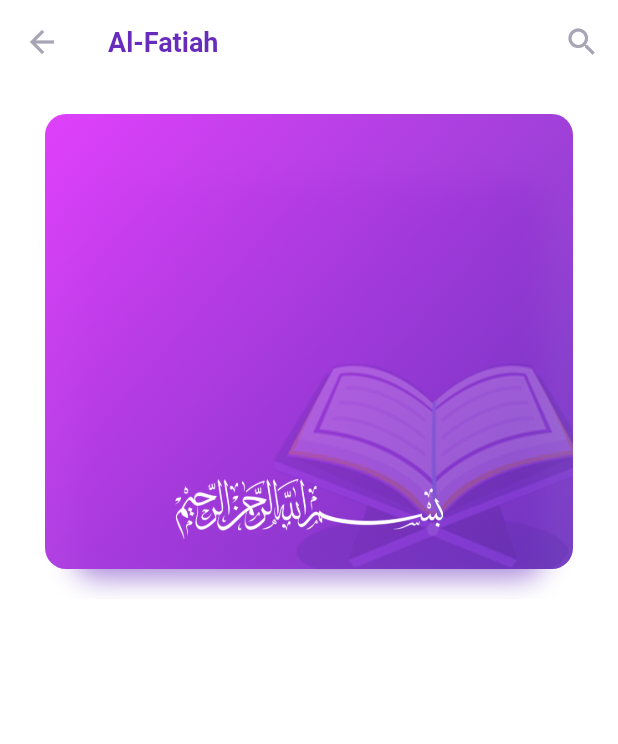
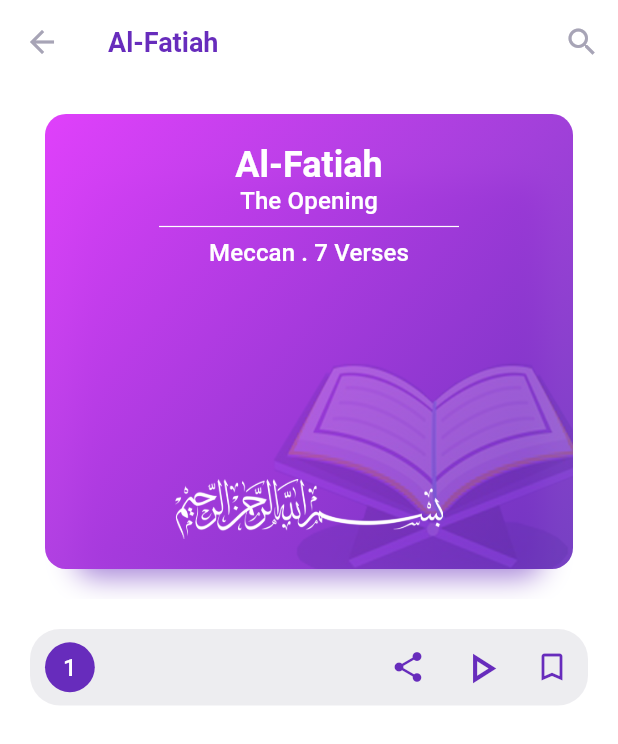
Before and after one commit to nahdian-dev/Simple-Quran-Apps, a Flutter app: the DetailSurah screen opened by its route, on a phone screen of 412 x 824 dp. Shown: the top 744 px of the screen. Run offline on Flutter 3.47's test engine with Material 2 defaults, Android fonts, the phone set to English and light mode, and no system bars; our stand-ins replace data_connection_checker, get, google_fonts; Roboto replaces fonts that are missing (Varela).

Commit message:
on progress 2 detail surah header

```diff
--- a/lib/main.dart
+++ b/lib/main.dart
@@ -36,6 +36,10 @@ class MyApp extends StatelessWidget {
         scaffoldBackgroundColor: whiteColor,
         fontFamily: GoogleFonts.varela().fontFamily,
         textTheme: TextTheme(
+          headline5: TextStyle(
+            color: whiteColor,
+            fontWeight: FontWeight.bold,
+          ),
           bodyText1: TextStyle(
             color: primaryColor,
             fontSize: 18,
--- /dev/null
+++ b/lib/views/detail_surah/component/content_detail_surah.dart
@@ -0,0 +1,51 @@
+import 'package:flutter/material.dart';
+import 'package:simple_quran_apps/configuration/typography.dart';
+
+class ContentDetailSurah extends StatelessWidget {
+  @override
+  Widget build(BuildContext context) {
+    return Stack(
+      children: [
+        Container(
+          width: double.infinity,
+          margin: EdgeInsets.all(20),
+          decoration: BoxDecoration(
+            color: secondaryColor.withOpacity(0.2),
+            borderRadius: BorderRadius.circular(20),
+          ),
+          child: Row(
+            mainAxisAlignment: MainAxisAlignment.spaceBetween,
+            children: [
+              Container(
+                margin: EdgeInsets.fromLTRB(10, 4, 0, 4),
+                padding: EdgeInsets.all(12),
+                decoration: BoxDecoration(
+                  color: primaryColor,
+                  shape: BoxShape.circle,
+                ),
+                child: Center(
+                  child:
+                      Text("1", style: Theme.of(context).textTheme.subtitle2),
+                ),
+              ),
+              Row(
+                children: [
+                  IconButton(
+                      icon: Icon(Icons.share, color: primaryColor),
+                      onPressed: () {}),
+                  IconButton(
+                      icon: Icon(Icons.play_arrow_outlined,
+                          color: primaryColor, size: 34),
+                      onPressed: () {}),
+                  IconButton(
+                      icon: Icon(Icons.bookmark_border, color: primaryColor),
+                      onPressed: () {}),
+                ],
+              ),
+            ],
+          ),
+        ),
+      ],
+    );
+  }
+}
--- /dev/null
+++ b/lib/views/detail_surah/component/header_detail_surah.dart
@@ -0,0 +1,104 @@
+import 'package:flutter/material.dart';
+import 'package:simple_quran_apps/configuration/typography.dart';
+
+class HeaderDetailSurah extends StatelessWidget {
+  @override
+  Widget build(BuildContext context) {
+    return Container(
+      width: double.infinity,
+      margin: EdgeInsets.symmetric(vertical: 20, horizontal: 30),
+      decoration: BoxDecoration(
+        borderRadius: BorderRadius.circular(14),
+        boxShadow: [
+          BoxShadow(
+            color: primaryColor.withOpacity(0.6),
+            blurRadius: 16,
+            offset: Offset(0, 25),
+            spreadRadius: -20,
+          ),
+        ],
+        gradient: LinearGradient(
+          begin: Alignment.topLeft,
+          end: Alignment.bottomRight,
+          colors: [Colors.purpleAccent, primaryColor.withOpacity(0.9)],
+        ),
+      ),
+      child: ClipRRect(
+        borderRadius: BorderRadius.circular(14),
+        child: Stack(
+          children: [
+            //Images
+            Positioned(
+              right: -60,
+              bottom: -50,
+              child: Opacity(
+                opacity: 0.2,
+                child: Image.asset(
+                  'assets/images/quran_icon.png',
+                  height: 240,
+                ),
+              ),
+            ),
+
+            //Content
+            Container(
+              margin: EdgeInsets.only(top: 20),
+              child: ListView(
+                children: [
+                  Positioned.fill(
+                    child: Align(
+                      alignment: Alignment.center,
+                      child: Text("Al-Fatiah",
+                          style: Theme.of(context).textTheme.headline5),
+                    ),
+                  ),
+                  Positioned.fill(
+                    child: Align(
+                      alignment: Alignment.center,
+                      child: Text("The Opening",
+                          style: Theme.of(context).textTheme.subtitle2),
+                    ),
+                  ),
+                  Positioned.fill(
+                    child: Align(
+                      alignment: Alignment.center,
+                      child: SizedBox(
+                        width: 200,
+                        child: Divider(
+                          color: whiteColor,
+                          thickness: 0.8,
+                        ),
+                      ),
+                    ),
+                  ),
+                  Positioned.fill(
+                    child: Align(
+                      alignment: Alignment.center,
+                      child: Text("Meccan . 7 Verses",
+                          style: Theme.of(context).textTheme.subtitle2),
+                    ),
+                  ),
+                ],
+              ),
+            ),
+
+            //Bismillah icon
+            Positioned.fill(
+              child: Align(
+                alignment: Alignment.bottomCenter,
+                child: Container(
+                  margin: EdgeInsets.symmetric(vertical: 20),
+                  child: Image.asset(
+                    'assets/images/bismillah.png',
+                    height: 40,
+                    color: whiteColor,
+                  ),
+                ),
+              ),
+            ),
+          ],
+        ),
+      ),
+    );
+  }
+}
--- a/lib/views/detail_surah/detail_surah.dart
+++ b/lib/views/detail_surah/detail_surah.dart
@@ -1,5 +1,7 @@
 import 'package:flutter/material.dart';
-import 'package:simple_quran_apps/configuration/typography.dart';
+
+import 'component/content_detail_surah.dart';
+import 'component/header_detail_surah.dart';
 
 class DetailSurah extends StatelessWidget {
   @override
@@ -20,70 +22,13 @@ class DetailSurah extends StatelessWidget {
               background: HeaderDetailSurah(),
             ),
           ),
+          SliverList(
+            delegate: SliverChildListDelegate([
+              ContentDetailSurah(),
+            ]),
+          ),
         ],
       ),
     );
   }
 }
-
-class HeaderDetailSurah extends StatelessWidget {
-  @override
-  Widget build(BuildContext context) {
-    return Container(
-      width: double.infinity,
-      margin: EdgeInsets.symmetric(vertical: 20, horizontal: 30),
-      decoration: BoxDecoration(
-        borderRadius: BorderRadius.circular(14),
-        boxShadow: [
-          BoxShadow(
-            color: primaryColor.withOpacity(0.6),
-            blurRadius: 16,
-            offset: Offset(0, 25),
-            spreadRadius: -20,
-          ),
-        ],
-        gradient: LinearGradient(
-          begin: Alignment.topLeft,
-          end: Alignment.bottomRight,
-          colors: [Colors.purpleAccent, primaryColor.withOpacity(0.9)],
-        ),
-      ),
-      child: ClipRRect(
-        borderRadius: BorderRadius.circular(14),
-        child: Stack(
-          children: [
-            //Images
-            Positioned(
-              right: -60,
-              bottom: -50,
-              child: Opacity(
-                opacity: 0.2,
-                child: Image.asset(
-                  'assets/images/quran_icon.png',
-                  height: 240,
-                ),
-              ),
-            ),
-
-            //Content
-
-            //Bismillah icon
-            Positioned.fill(
-              child: Align(
-                alignment: Alignment.bottomCenter,
-                child: Container(
-                  margin: EdgeInsets.symmetric(vertical: 20),
-                  child: Image.asset(
-                    'assets/images/bismillah.png',
-                    height: 40,
-                    color: whiteColor,
-                  ),
-                ),
-              ),
-            ),
-          ],
-        ),
-      ),
-    );
-  }
-}
```
